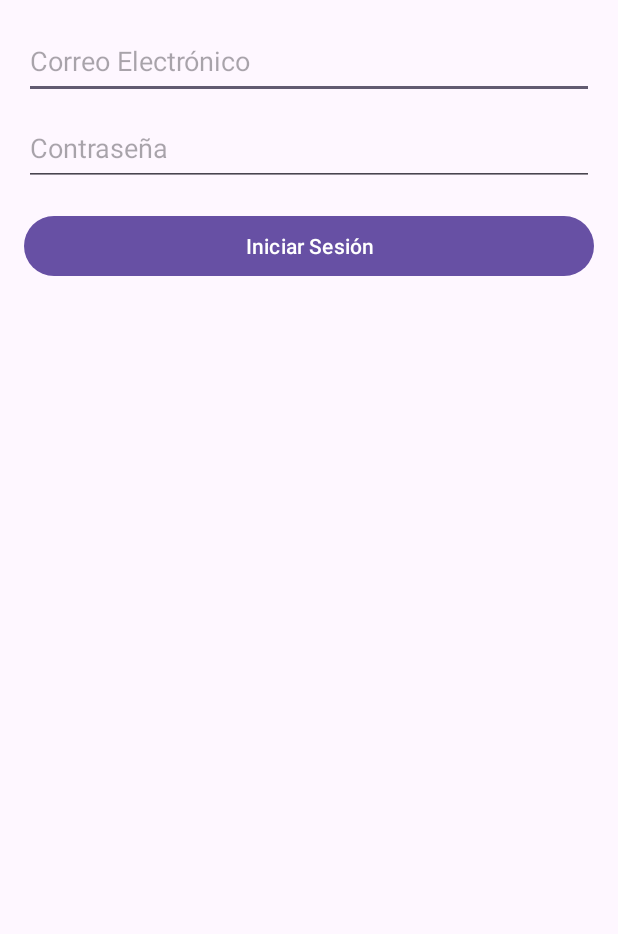
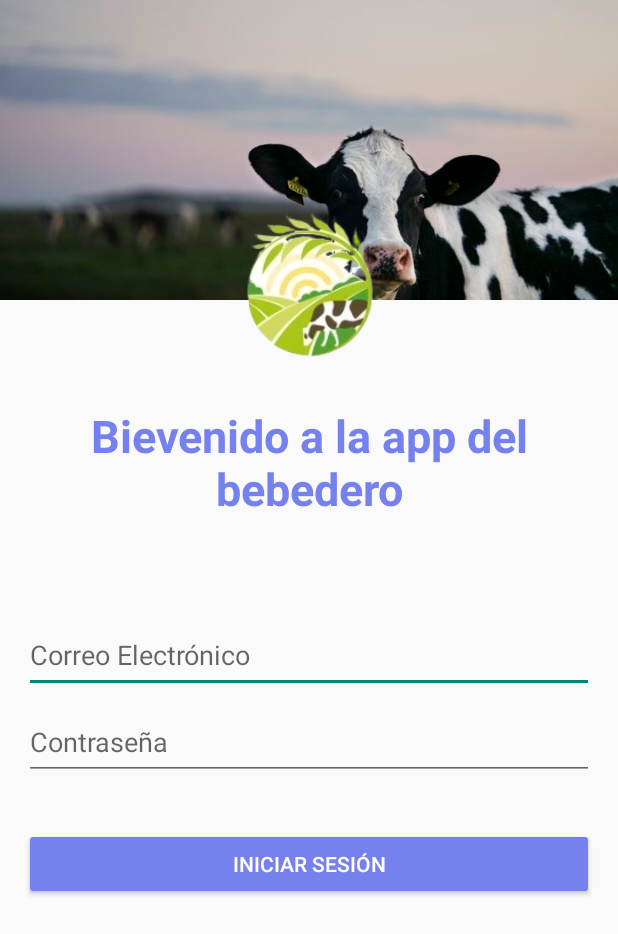
Before and after one commit to sabrinabaungartner/Bebedero-vacas, an Android app: the screen it shows after launch (AuthActivity), on a phone screen of 412 x 824 dp. Shown: the top 934 px of the screen. Run offline under Robolectric (Android 15) with nearby library versions, the phone set to English and light mode, and no system bars; our stand-ins replace Firebase (no records; nobody signed in at launch, a user with empty details on screens opened directly).

Commit message:
se mejoro disenio del login

```diff
--- a/Proyectofinalbebedero/app/src/main/AndroidManifest.xml
+++ b/Proyectofinalbebedero/app/src/main/AndroidManifest.xml
@@ -13,12 +13,13 @@
         android:icon="@mipmap/ic_launcher"
         android:label="@string/app_name"
         android:supportsRtl="true"
-        android:theme="@style/Theme.Proyectofinalbebedero"
+        android:theme="@style/AppTheme"
         tools:targetApi="31">
 
         <activity
             android:name=".AuthActivity"
-            android:exported="true">
+            android:exported="true"
+            android:theme="@style/AppTheme">
             <intent-filter>
                 <action android:name="android.intent.action.MAIN" />
                 <category android:name="android.intent.category.LAUNCHER" />
@@ -35,7 +36,7 @@
             </intent-filter>
         </activity> -->
 
-        <activity android:name=".MainActivity" />
+        <activity android:name=".MainActivity" android:theme="@style/AppTheme"/>
 
     </application>
 
--- a/Proyectofinalbebedero/app/src/main/res/layout/activity_auth.xml
+++ b/Proyectofinalbebedero/app/src/main/res/layout/activity_auth.xml
@@ -4,40 +4,97 @@
     android:layout_width="match_parent"
     android:layout_height="match_parent">
 
+    <RelativeLayout
+        android:id="@+id/containerBackground"
+        android:layout_width="match_parent"
+        android:layout_height="wrap_content"
+        android:layout_centerHorizontal="true"
+        android:layout_marginTop="0dp">
+
+        <!-- Background login -->
+        <ImageView
+            android:id="@+id/imageViewBackground"
+            android:layout_width="match_parent"
+            android:layout_height="200dp"
+        android:src="@drawable/background2"
+        android:scaleType="centerCrop"
+            android:contentDescription="background_login"
+            tools:ignore="HardcodedText" />
+
+        <!-- App Icon -->
+        <ImageView
+            android:id="@+id/imageViewIcon"
+            android:layout_width="100dp"
+            android:layout_height="100dp"
+            android:layout_centerInParent="true"
+            android:layout_marginTop="280dp"
+            android:contentDescription="icon"
+            android:src="@drawable/icon_app"
+            tools:ignore="HardcodedText" />
+
+        <!-- Text below the Icon -->
+        <TextView
+            android:id="@+id/textViewDescription"
+            android:layout_width="wrap_content"
+            android:layout_height="wrap_content"
+            android:layout_below="@id/imageViewBackground"
+            android:layout_centerHorizontal="true"
+            android:layout_marginTop="70dp"
+            android:text="Bievenido a la app del bebedero"
+            android:textColor="@color/violet"
+            android:textStyle="bold"
+            android:fontFamily="sans-serif"
+            android:gravity="center"
+            android:textSize="30sp"
+            tools:ignore="HardcodedText" />
+
+    </RelativeLayout>
+
+    <!-- Text field for email -->
     <EditText
         android:id="@+id/editTextEmail"
         android:layout_width="match_parent"
         android:layout_height="50dp"
+        android:layout_below="@id/containerBackground"
+        android:layout_marginStart="16dp"
+        android:layout_marginTop="32dp"
+        android:layout_marginEnd="16dp"
+        android:autofillHints=""
         android:hint="Correo Electrónico"
         android:inputType="textEmailAddress"
-        android:layout_marginTop="16dp"
-        android:layout_marginStart="16dp"
-        android:layout_marginEnd="16dp"
-        android:autofillHints=""
-        tools:ignore="HardcodedText" />
+        tools:ignore="HardcodedText,TextContrastCheck" />
 
+    <!-- Text field for password -->
     <EditText
         android:id="@+id/editTextPassword"
         android:layout_width="match_parent"
         android:layout_height="50dp"
+        android:layout_below="@id/editTextEmail"
+        android:layout_marginStart="16dp"
+        android:layout_marginTop="8dp"
+        android:layout_marginEnd="16dp"
+        android:autofillHints=""
         android:hint="Contraseña"
         android:inputType="textPassword"
-        android:layout_below="@id/editTextEmail"
-        android:layout_marginTop="8dp"
-        android:layout_marginStart="16dp"
-        android:layout_marginEnd="16dp"
-        android:autofillHints=""
-        tools:ignore="HardcodedText" />
+        tools:ignore="HardcodedText,TextContrastCheck" />
 
+    <!-- Sign in button -->
     <Button
         android:id="@+id/buttonLogin"
         android:layout_width="match_parent"
         android:layout_height="wrap_content"
+        android:layout_below="@id/editTextPassword"
+        android:layout_marginStart="16dp"
+        android:layout_marginTop="32dp"
+        android:layout_marginEnd="16dp"
+        android:backgroundTint="@color/violet"
+        android:gravity="center"
+        android:paddingStart="20dp"
+        android:paddingTop="10dp"
+        android:paddingEnd="20dp"
+        android:paddingBottom="10dp"
+        android:shape="oval"
         android:text="Iniciar Sesión"
-        android:layout_below="@id/editTextPassword"
-        android:layout_marginTop="16dp"
-        android:layout_marginStart="16dp"
-        android:layout_marginEnd="16dp"
-        tools:ignore="HardcodedText" />
-
+        android:textColor="#FFFFFF"
+        tools:ignore="HardcodedText,TextContrastCheck" />
 </RelativeLayout>
--- a/Proyectofinalbebedero/app/src/main/res/layout/top_bar_layout.xml
+++ b/Proyectofinalbebedero/app/src/main/res/layout/top_bar_layout.xml
@@ -24,14 +24,16 @@
         android:id="@+id/appTitleTextView"
         android:layout_width="wrap_content"
         android:layout_height="wrap_content"
-        android:text="Inserte nombre de app"
-        android:textColor="#FFFFFF"
-        android:textSize="26sp"
-        android:typeface="serif"
+        android:text="Control de bebedero"
+        android:textColor="@color/violet"
+        android:textSize="30sp"
         app:layout_constraintStart_toEndOf="@id/menuButton"
         app:layout_constraintTop_toTopOf="parent"
         app:layout_constraintBottom_toBottomOf="parent"
         app:layout_constraintHorizontal_bias="0.5"
+        android:textStyle="bold"
+        android:fontFamily="sans-serif"
+        android:gravity="center"
         tools:ignore="HardcodedText" />
 
 </androidx.constraintlayout.widget.ConstraintLayout>
--- /dev/null
+++ b/Proyectofinalbebedero/app/src/main/res/values/styles.xml
@@ -0,0 +1,7 @@
+<resources>
+    <!-- Estilo de la aplicación -->
+    <style name="AppTheme" parent="Theme.AppCompat.Light.NoActionBar">
+        <!-- Cambiar color de la barra de notificaciones -->
+        <item name="android:statusBarColor">@color/violet</item>
+    </style>
+</resources>
```
Also changed, not shown: Proyectofinalbebedero/app/src/main/res/drawable/icon_app.png (added), 3 other files.
